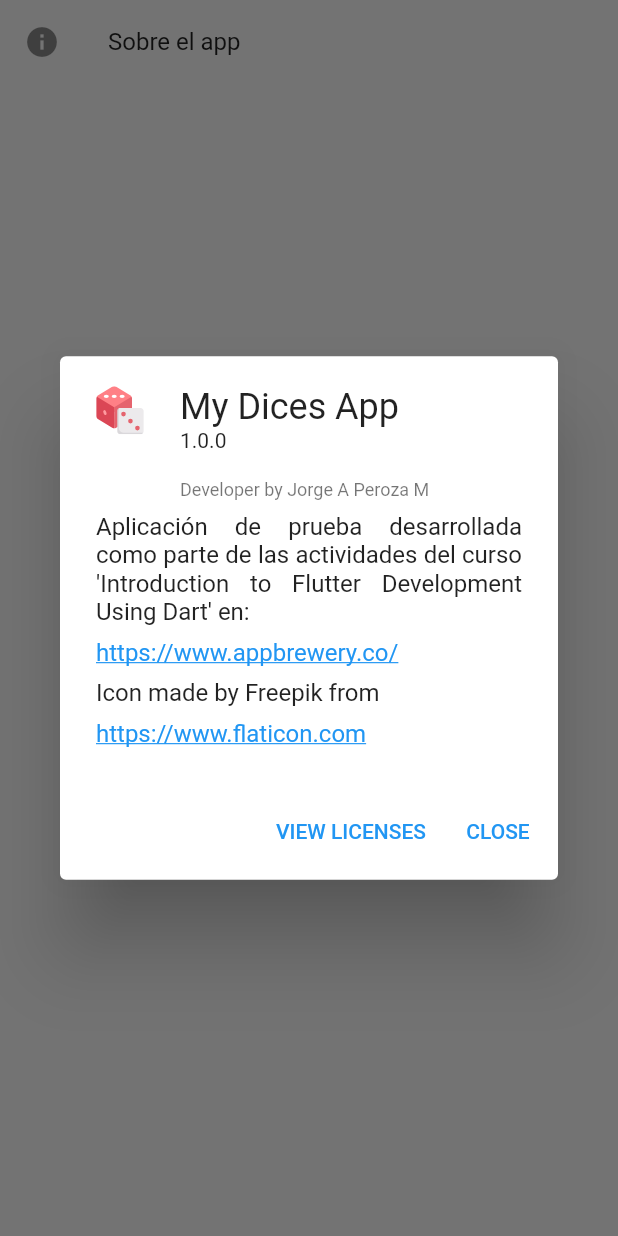
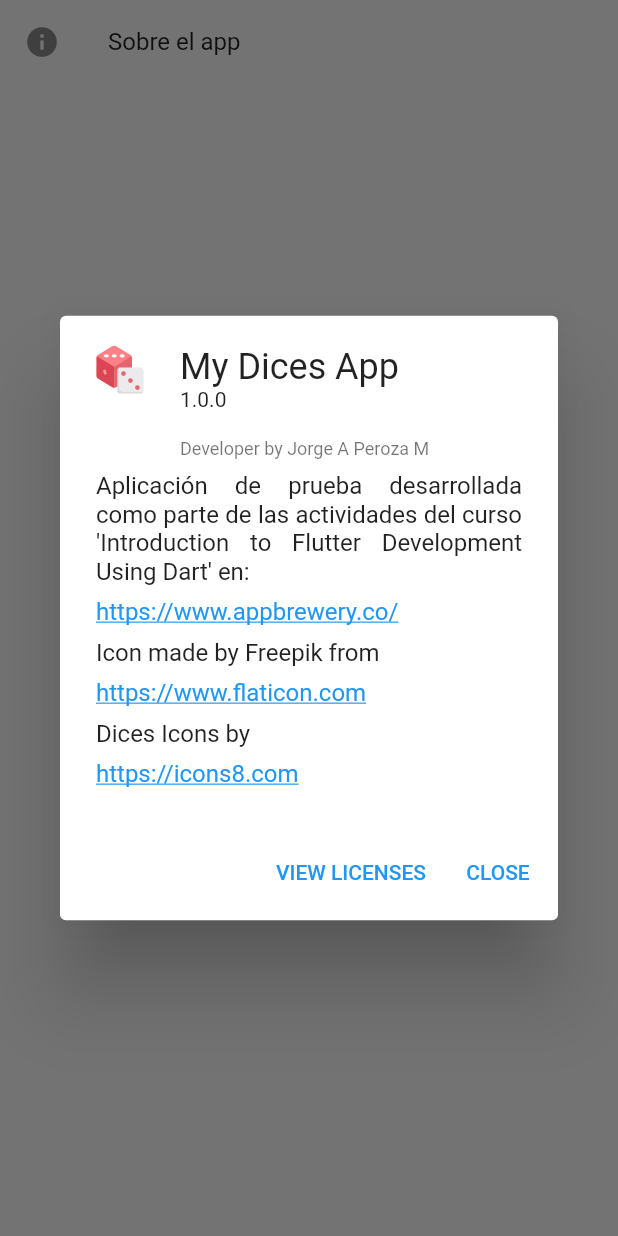
Before and after one commit to cicelcup/Learning_Flutter_Dices, a Flutter app: the AboutAPP widget shown alone on an empty page, opened directly, after a tap on "Sobre el app", on a phone screen of 412 x 824 dp. Run offline on Flutter 3.47's test engine with Material 2 defaults, Android fonts, the phone set to English and light mode, and no system bars; our stand-ins replace flutter_svg.

Commit message:
Add dices icons and rights

```diff
--- a/lib/about.dart
+++ b/lib/about.dart
@@ -6,6 +6,7 @@ import 'package:url_launcher/url_launcher.dart';
 class AboutAPP extends StatelessWidget {
   static const urlTraining = "https://www.appbrewery.co/";
   static const urlIcon = "https://www.flaticon.com";
+  static const urlDices = "https://icons8.com";
 
   final Widget svgIcon = Container(
     width: 32.0,
@@ -65,6 +66,7 @@ class AboutAPP extends StatelessWidget {
             "Development Using Dart' en:",
             urlTraining),
         createRight("Icon made by Freepik from", urlIcon),
+        createRight("Dices Icons by", urlDices),
       ],
     );
   }
```
Also changed, not shown: images/five.svg (added), images/four.svg (added), images/one.svg (added), images/six.svg (added), images/three.svg (added), images/two.svg (added).
